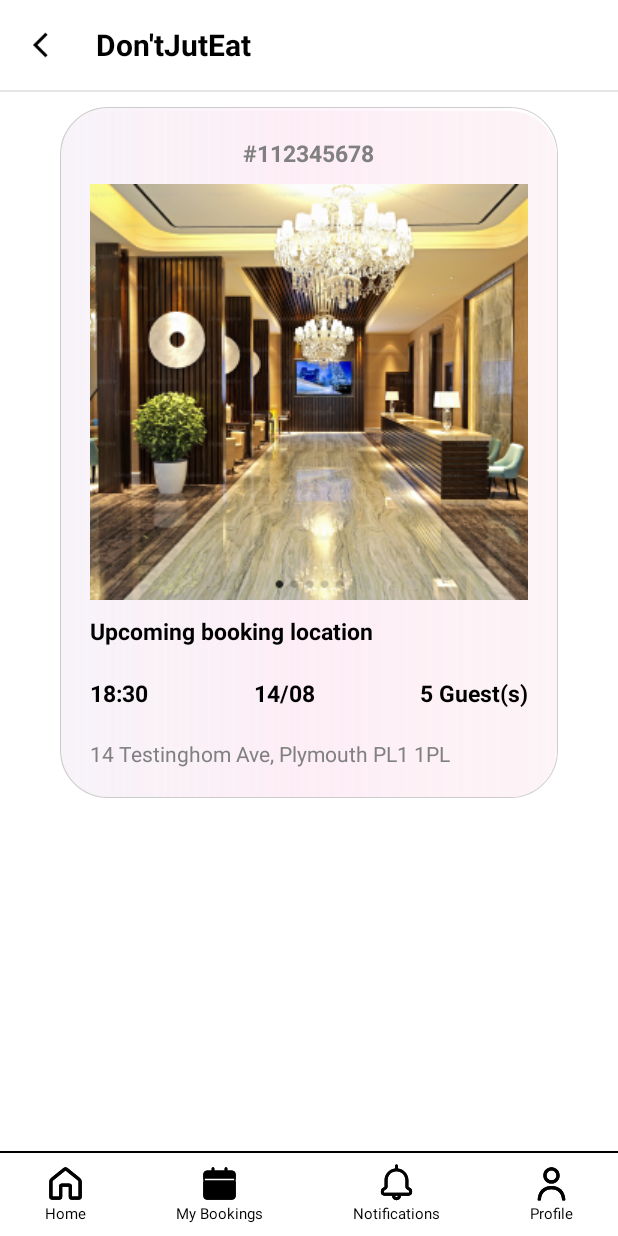
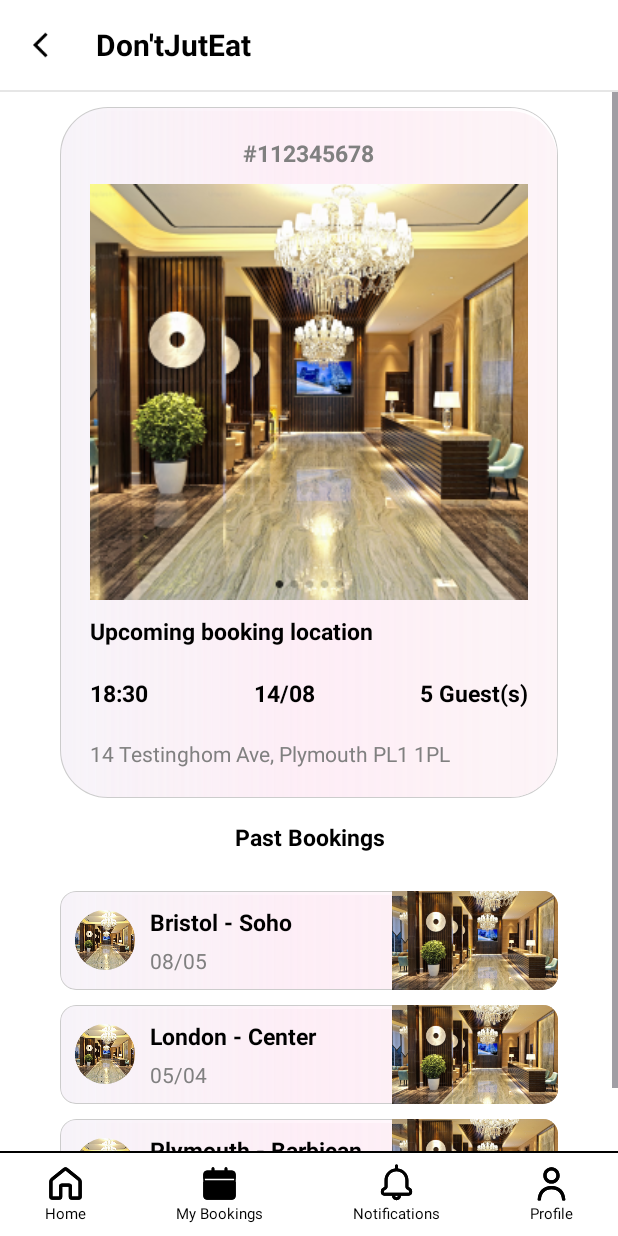
Before and after one commit to mzst-26/Don-tJustEat, an Android app: the my_bookings screen opened directly, with no data from a screen before it, on a phone screen of 412 x 824 dp. Run offline under Robolectric (Android 15) with nearby library versions, the phone set to English and light mode, and no system bars.

Commit message:
Add past bookings card UI and rendering logic
Introduced a new card component for displaying past bookings, including its layout and background drawable. Updated my_bookings.java to render a list of booking cards with sample data, and modified my_bookings.xml to include a container for these cards.

```diff
--- a/app/src/main/java/com/example/dontjusteat/my_bookings.java
+++ b/app/src/main/java/com/example/dontjusteat/my_bookings.java
@@ -1,10 +1,36 @@
 package com.example.dontjusteat;
 
 import android.os.Bundle;
+import android.view.LayoutInflater;
+import android.view.View;
+import android.widget.ImageView;
+import android.widget.LinearLayout;
+import android.widget.TextView;
 
 import androidx.appcompat.app.AppCompatActivity;
 
+import java.util.ArrayList;
+import java.util.List;
+
 public class my_bookings extends AppCompatActivity {
+
+    private LinearLayout bookingsContainer;
+
+    // Simple data holder for the cards
+    private static class BookingCard {
+        String location;
+        String time;
+        int bigImageResId;
+        int smallImageResId;
+
+        BookingCard(String location, String time, int bigImageResId, int smallImageResId) {
+            this.location = location;
+            this.time = time;
+            this.bigImageResId = bigImageResId;
+            this.smallImageResId = smallImageResId;
+        }
+    }
+
     @Override
     public void onCreate(Bundle savedInstanceState) {
         super.onCreate(savedInstanceState);
@@ -13,7 +39,44 @@ public class my_bookings extends AppCompatActivity {
         Modules.applyWindowInsets(this, R.id.rootView);
         Modules.handleMenuNavigation(this);
 
+        // Initialize the container
+        bookingsContainer = findViewById(R.id.past_booking_card_container);
+        // Fake data for now than later I will replace it with the real data from the DB
+        List<BookingCard> cards = new ArrayList<>();
+        cards.add(new BookingCard("Bristol - Soho", "08/05", R.drawable.restaurant_image, R.drawable.restaurant_image));
+        cards.add(new BookingCard("London - Center", "05/04", R.drawable.restaurant_image, R.drawable.restaurant_image));
+        cards.add(new BookingCard("Plymouth - Barbican", "02/04", R.drawable.restaurant_image, R.drawable.restaurant_image));
+
+        renderCards(cards);
 
 
     }
+
+    // Render the cards in the container
+    private void renderCards(List<BookingCard> cards) {
+        LayoutInflater inflater = LayoutInflater.from(this);
+        bookingsContainer.removeAllViews(); // clear old ones if any
+
+        for (BookingCard cardData : cards) {
+            //Inflate the card layout
+            View cardView = inflater.inflate(R.layout.component_item_past_booking_card, bookingsContainer, false);
+
+            //get the references to views inside the card
+            ImageView imgSmall = cardView.findViewById(R.id.img_small);
+            ImageView imgBig = cardView.findViewById(R.id.img_big);
+            TextView txtLocation = cardView.findViewById(R.id.text_location);
+            TextView txtTime = cardView.findViewById(R.id.text_date);
+
+            //set the data to the views
+            imgSmall.setImageResource(cardData.smallImageResId);
+            imgBig.setImageResource(cardData.bigImageResId);
+            txtLocation.setText(cardData.location);
+            txtTime.setText(cardData.time);
+
+            // add this card to the container to be displayed
+            bookingsContainer.addView(cardView);
+        }
+    }
+
+
 }
--- /dev/null
+++ b/app/src/main/res/drawable/pink_back_minimum_radius.xml
@@ -0,0 +1,59 @@
+<?xml version="1.0" encoding="utf-8"?>
+<layer-list xmlns:android="http://schemas.android.com/apk/res/android">
+
+    <!-- the border -->
+    <item>
+        <shape android:shape="rectangle">
+            <solid android:color="@android:color/transparent" />
+            <corners android:radius="10dp" />
+            <stroke
+                android:width="2dp"
+                android:color="@color/card_border_shadow" />
+        </shape>
+    </item>
+
+    <!-- Base background -->
+    <item
+        android:left="1dp"
+        android:top="1dp"
+        android:right="1dp"
+        android:bottom="1dp">
+        <shape android:shape="rectangle">
+            <solid android:color="@color/card_background" />
+            <corners android:radius="10dp" />
+        </shape>
+    </item>
+
+    <!--The glossy highlight -->
+    <item
+        android:left="1dp"
+        android:top="1dp"
+        android:right="1dp"
+        android:bottom="1dp">
+        <shape android:shape="rectangle">
+            <gradient
+                android:startColor="@color/card_gloss_start"
+                android:centerColor="@color/card_gloss_center"
+                android:endColor="@color/card_gloss_end"
+                android:angle="180" />
+            <corners android:radius="10dp" />
+        </shape>
+    </item>
+
+    <!-- pink overlay -->
+    <item
+        android:left="1dp"
+        android:top="3dp"
+        android:right="1dp"
+        android:bottom="1dp">
+        <shape android:shape="rectangle">
+            <gradient
+                android:startColor="@color/card_pink_shadow_start"
+                android:centerColor="@color/card_pink_shadow_center"
+                android:endColor="@color/card_pink_shadow_end"
+                android:angle="180" />
+            <corners android:radius="10dp" />
+        </shape>
+    </item>
+
+</layer-list>
--- /dev/null
+++ b/app/src/main/res/layout/component_item_past_booking_card.xml
@@ -0,0 +1,97 @@
+<!--card item -->
+<LinearLayout
+    android:layout_width="match_parent"
+    android:layout_height="wrap_content"
+    android:orientation="horizontal"
+    android:gravity="center"
+    android:layout_marginTop="10dp"
+    android:layout_weight="3"
+    android:background="@drawable/pink_back_minimum_radius"
+    android:clipChildren="true"
+    android:clipToOutline="true"
+    xmlns:android="http://schemas.android.com/apk/res/android">
+    <!--content with padding-->
+    <LinearLayout
+        android:layout_width="match_parent"
+        android:layout_height="wrap_content"
+        android:orientation="horizontal"
+        android:gravity="center"
+        android:padding="10dp"
+        android:layout_weight="1"
+    >
+
+        <!--locaiton Image container-->
+        <LinearLayout
+            android:layout_width="40dp"
+            android:layout_height="40dp"
+            android:layout_weight="0"
+            android:background="@drawable/profile_circle_mask"
+            android:clipToOutline="true"
+            android:clipToPadding="true">
+
+            <!--Location Image-->
+            <ImageView
+                android:id="@+id/img_small"
+                android:layout_width="match_parent"
+                android:layout_height="match_parent"
+                android:scaleType="centerCrop"
+                android:padding="4dp"
+                android:background="@drawable/restaurant_image"
+                android:layout_weight="1"/>
+
+        </LinearLayout>
+
+        <!--Card details (location & date)-->
+        <LinearLayout
+            android:layout_width="match_parent"
+            android:layout_height="wrap_content"
+            android:orientation="vertical"
+            android:gravity="center"
+            android:layout_weight="1"
+            android:paddingLeft="10dp"
+        >
+
+            <!--Location TextView-->
+            <TextView
+                android:id="@+id/text_location"
+                android:layout_width="match_parent"
+                android:layout_height="wrap_content"
+                android:text="Location Name"
+                android:gravity="start"
+                style="@style/text_normal"
+                android:layout_marginBottom="5dp"
+                android:layout_weight="1"/>
+
+            <!--Date TextView-->
+            <TextView
+                android:id="@+id/text_date"
+                android:layout_width="match_parent"
+                android:layout_height="wrap_content"
+                android:text="14/08"
+                android:gravity="start"
+                android:textColor="@color/active_grey"
+                android:layout_weight="2"/>
+
+        </LinearLayout>
+
+    </LinearLayout>
+
+    <!--Location Most popular Dish Image-->
+    <LinearLayout
+        android:layout_width="wrap_content"
+        android:layout_height="match_parent"
+        android:layout_gravity="right"
+        android:layout_weight="2"
+        android:layout_marginRight="-10dp"
+    >
+        <ImageView
+            android:id="@+id/img_big"
+            android:layout_width="match_parent"
+            android:layout_height="match_parent"
+            android:scaleType="centerCrop"
+            android:background="@drawable/restaurant_image"
+        />
+
+    </LinearLayout>
+
+</LinearLayout>
--- a/app/src/main/res/layout/my_bookings.xml
+++ b/app/src/main/res/layout/my_bookings.xml
@@ -216,6 +216,28 @@
             </LinearLayout>
 
 
+            <!--Title of the container-->
+            <TextView
+                android:layout_width="match_parent"
+                android:layout_height="wrap_content"
+                android:text="Past Bookings"
+                android:gravity="center"
+                style="@style/text_normal"
+                android:layout_marginTop="15dp"
+                />
+
+            <!--Cards container-->
+            <LinearLayout
+                android:id="@+id/past_booking_card_container"
+                android:layout_width="match_parent"
+                android:layout_height="wrap_content"
+                android:orientation="vertical"
+                android:gravity="center"
+                android:layout_marginTop="15dp"
+                >
+
+
+            </LinearLayout>
 
         </LinearLayout>
 
```
